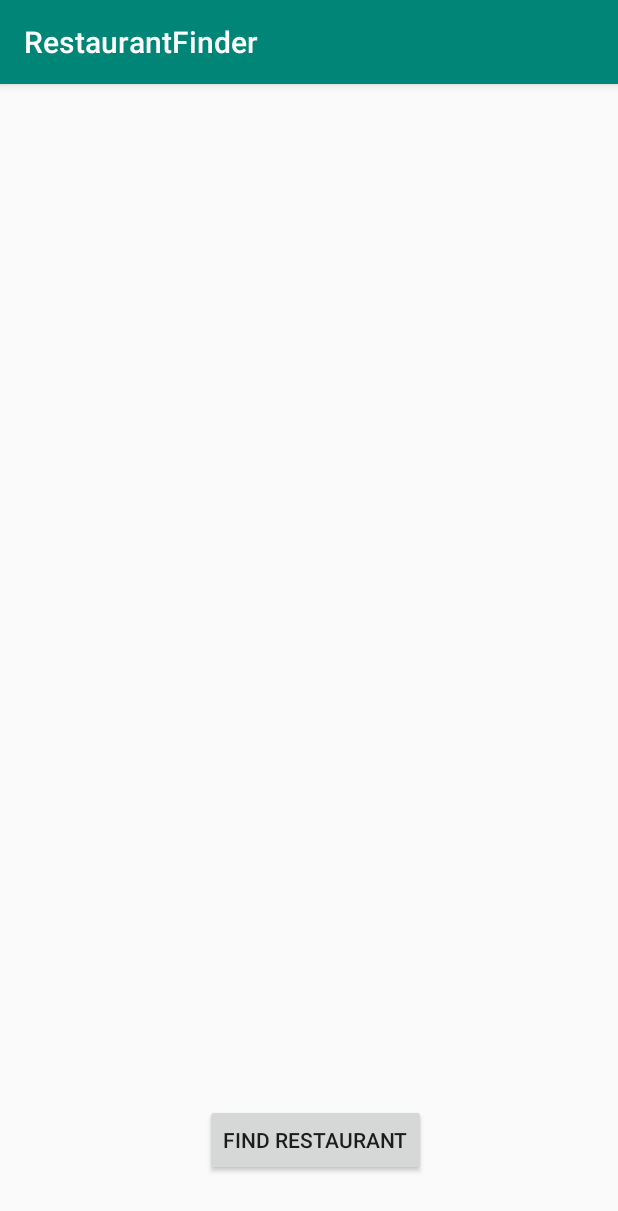
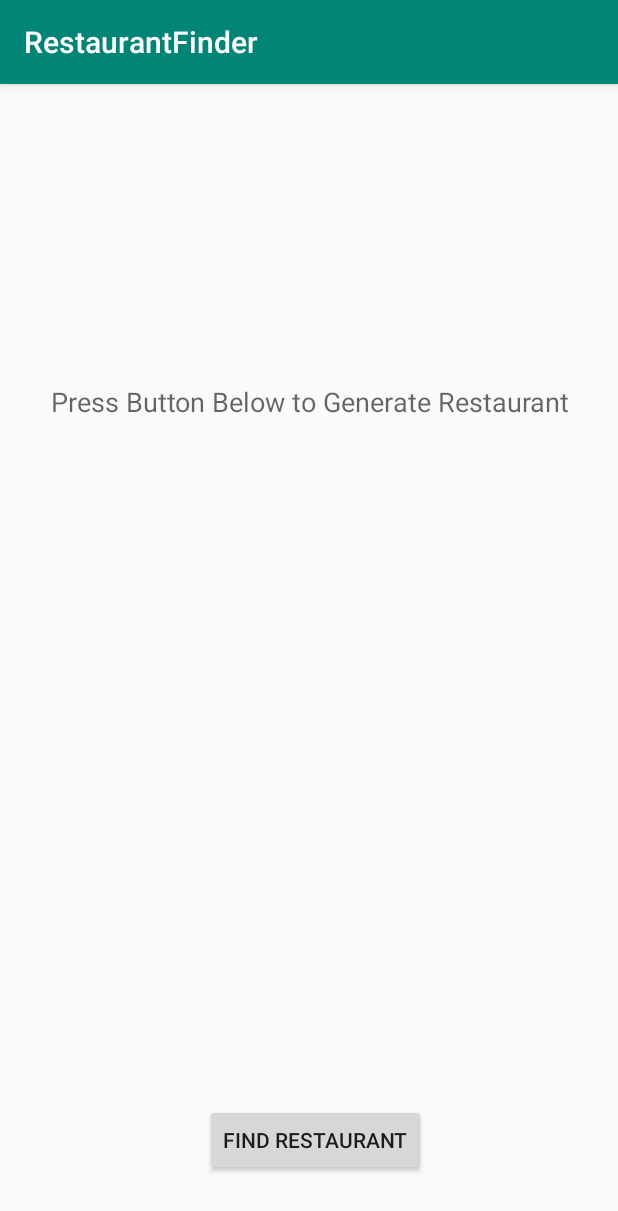
Before and after one commit to pcm3/RestaurantFinder, an Android app: the screen it shows after launch (MainActivity), on a phone screen of 412 x 824 dp. Shown: the top 1211 px of the screen. Run offline under Robolectric (Android 15) with nearby library versions, the phone set to English and light mode, and no system bars.

```diff
--- a/app/src/main/res/layout/activity_main.xml
+++ b/app/src/main/res/layout/activity_main.xml
@@ -16,4 +16,17 @@
         android:text="@string/search_button"
         app:layout_constraintBottom_toBottomOf="parent"
         app:layout_constraintEnd_toEndOf="parent" />
+
+    <TextView
+        android:id="@+id/tester"
+        android:layout_width="wrap_content"
+        android:layout_height="wrap_content"
+        android:layout_marginEnd="32dp"
+        android:layout_marginRight="32dp"
+        android:layout_marginBottom="456dp"
+        android:text="@string/top_text"
+        android:textAppearance="@style/TextAppearance.AppCompat.Medium"
+        app:autoSizeTextType="uniform"
+        app:layout_constraintBottom_toTopOf="@+id/search_button"
+        app:layout_constraintEnd_toEndOf="parent" />
 </androidx.constraintlayout.widget.ConstraintLayout>
--- a/app/src/main/res/values/strings.xml
+++ b/app/src/main/res/values/strings.xml
@@ -1,4 +1,5 @@
 <resources>
     <string name="app_name">RestaurantFinder</string>
     <string name="search_button">Find Restaurant</string>
+    <string name="top_text">Press Button Below to Generate Restaurant</string>
 </resources>
```
Also changed, not shown: app/src/main/java/com/example/restaurantfinder/MainActivity.java (+33 -0 lines).
